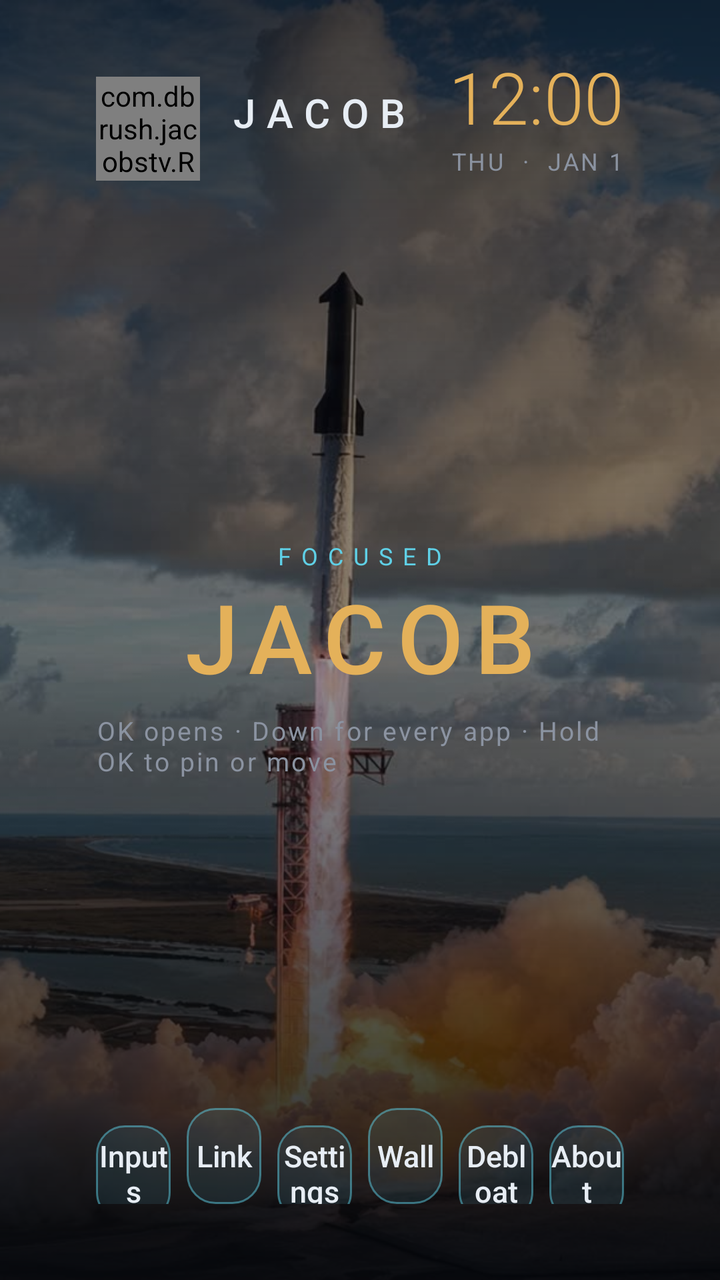
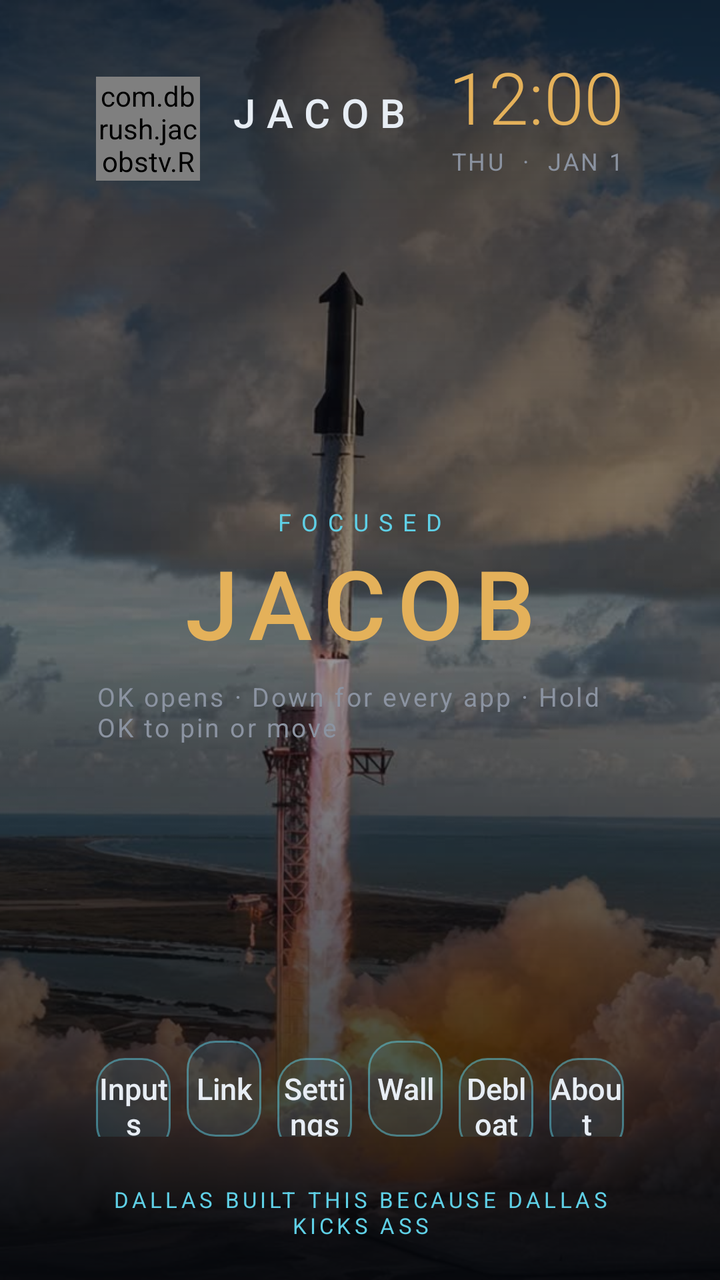

Before-and-after screenshots of an Android layout around one commit, followed by the original layout XML and the change that was made.
<!-- AndroidManifest.xml: application theme Theme.JacobsTv -->
<!-- res/layout/activity_main.xml -->
<?xml version="1.0" encoding="utf-8"?>
<FrameLayout xmlns:android="http://schemas.android.com/apk/res/android"
    android:layout_width="match_parent"
    android:layout_height="match_parent"
    android:background="@color/bg">

    <ImageView
        android:id="@+id/wallpaper"
        android:layout_width="match_parent"
        android:layout_height="match_parent"
        android:contentDescription="@string/wall"
        android:scaleType="centerCrop"
        android:src="@drawable/bg_rocket" />

    <View
        android:layout_width="match_parent"
        android:layout_height="match_parent"
        android:background="@drawable/bg_scrim" />

    <LinearLayout
        android:id="@+id/home"
        android:layout_width="match_parent"
        android:layout_height="match_parent"
        android:orientation="vertical"
        android:paddingStart="48dp"
        android:paddingTop="24dp"
        android:paddingEnd="48dp"
        android:paddingBottom="20dp">

        <LinearLayout
            android:layout_width="match_parent"
            android:layout_height="wrap_content"
            android:gravity="center_vertical"
            android:orientation="horizontal">

            <com.dbrush.jacobstv.ReactorView
                android:layout_width="52dp"
                android:layout_height="52dp" />

            <LinearLayout
                android:layout_width="0dp"
                android:layout_height="wrap_content"
                android:layout_marginStart="14dp"
                android:layout_weight="1"
                android:orientation="vertical">

                <TextView
                    android:layout_width="wrap_content"
                    android:layout_height="wrap_content"
                    android:fontFamily="sans-serif-medium"
                    android:letterSpacing="0.28"
                    android:text="@string/header_name"
                    android:textColor="@color/fg"
                    android:textSize="20sp" />

                <TextView
                    android:id="@+id/stats"
                    android:layout_width="wrap_content"
                    android:layout_height="wrap_content"
                    android:letterSpacing="0.12"
                    android:textColor="@color/cyan"
                    android:textSize="12sp" />
            </LinearLayout>

            <LinearLayout
                android:layout_width="wrap_content"
                android:layout_height="wrap_content"
                android:gravity="end"
                android:orientation="vertical">

                <TextClock
                    android:layout_width="wrap_content"
                    android:layout_height="wrap_content"
                    android:fontFamily="sans-serif-light"
                    android:format12Hour="h:mm"
                    android:format24Hour="H:mm"
                    android:textColor="@color/gold"
                    android:textSize="36sp" />

                <TextClock
                    android:layout_width="wrap_content"
                    android:layout_height="wrap_content"
                    android:format12Hour="EEE  ·  MMM d"
                    android:format24Hour="EEE  ·  MMM d"
                    android:letterSpacing="0.1"
                    android:textAllCaps="true"
                    android:textColor="@color/muted"
                    android:textSize="12sp" />

                <TextView
                    android:id="@+id/weather"
                    android:layout_width="wrap_content"
                    android:layout_height="wrap_content"
                    android:letterSpacing="0.14"
                    android:textColor="@color/cyan"
                    android:textSize="12sp" />
            </LinearLayout>
        </LinearLayout>

        <LinearLayout
            android:layout_width="match_parent"
            android:layout_height="0dp"
            android:layout_weight="1"
            android:gravity="center"
            android:orientation="vertical">

            <TextView
                android:id="@+id/shelfKicker"
                android:layout_width="wrap_content"
                android:layout_height="wrap_content"
                android:letterSpacing="0.42"
                android:text="@string/focused"
                android:textColor="@color/cyan"
                android:textSize="12sp" />

            <TextView
                android:id="@+id/shelfName"
                android:layout_width="match_parent"
                android:layout_height="wrap_content"
                android:fontFamily="sans-serif-medium"
                android:gravity="center"
                android:letterSpacing="0.12"
                android:text="@string/jacob"
                android:textColor="@color/gold"
                android:textSize="48sp" />

            <TextView
                android:layout_width="wrap_content"
                android:layout_height="wrap_content"
                android:layout_marginTop="6dp"
                android:letterSpacing="0.08"
                android:text="@string/shelf_hint"
                android:textColor="@color/muted"
                android:textSize="13sp" />
        </LinearLayout>

        <LinearLayout
            android:layout_width="match_parent"
            android:layout_height="wrap_content"
            android:orientation="horizontal">

            <TextView
                android:id="@+id/chipInputs"
                style="@style/HudChip"
                android:layout_marginEnd="8dp"
                android:text="@string/inputs" />

            <TextView
                android:id="@+id/chipLink"
                style="@style/HudChip"
                android:layout_marginEnd="8dp"
                android:text="@string/link" />

            <TextView
                android:id="@+id/chipSettings"
                style="@style/HudChip"
                android:layout_marginEnd="8dp"
                android:text="@string/settings" />

            <TextView
                android:id="@+id/chipWall"
                style="@style/HudChip"
                android:layout_marginEnd="8dp"
                android:text="@string/wall" />

            <TextView
                android:id="@+id/chipDebloat"
                style="@style/HudChip"
                android:layout_marginEnd="8dp"
                android:text="@string/debloat" />

            <TextView
                android:id="@+id/chipAbout"
                style="@style/HudChip"
                android:text="@string/about" />
        </LinearLayout>

        <HorizontalScrollView
            android:layout_width="match_parent"
            android:layout_height="wrap_content"
            android:layout_marginTop="14dp"
            android:scrollbars="none">

            <LinearLayout
                android:id="@+id/dock"
                android:layout_width="wrap_content"
                android:layout_height="wrap_content"
                android:background="@drawable/bg_dock"
                android:orientation="horizontal"
                android:paddingStart="12dp"
                android:paddingTop="4dp"
                android:paddingEnd="12dp"
                android:paddingBottom="0dp" />
        </HorizontalScrollView>
    </LinearLayout>

    <FrameLayout
        android:id="@+id/library"
        android:layout_width="match_parent"
        android:layout_height="match_parent"
        android:background="#F205070B"
        android:clickable="true"
        android:visibility="gone">

        <LinearLayout
            android:layout_width="match_parent"
            android:layout_height="match_parent"
            android:orientation="vertical"
            android:paddingStart="48dp"
            android:paddingTop="28dp"
            android:paddingEnd="48dp"
            android:paddingBottom="24dp">

            <TextView
                android:layout_width="wrap_content"
                android:layout_height="wrap_content"
                android:letterSpacing="0.32"
                android:text="@string/all_apps"
                android:textColor="@color/cyan"
                android:textSize="12sp" />

            <TextView
                android:layout_width="wrap_content"
                android:layout_height="wrap_content"
                android:layout_marginTop="4dp"
                android:text="@string/library_hint"
                android:textColor="@color/muted"
                android:textSize="14sp" />

            <GridView
                android:id="@+id/libraryGrid"
                android:layout_width="match_parent"
                android:layout_height="0dp"
                android:layout_marginTop="16dp"
                android:layout_weight="1"
                android:columnWidth="148dp"
                android:gravity="center"
                android:horizontalSpacing="14dp"
                android:listSelector="@android:color/transparent"
                android:numColumns="auto_fit"
                android:stretchMode="columnWidth"
                android:verticalSpacing="14dp" />
        </LinearLayout>
    </FrameLayout>

    <FrameLayout
        android:id="@+id/menu"
        android:layout_width="match_parent"
        android:layout_height="match_parent"
        android:background="#CC05070B"
        android:clickable="true"
        android:visibility="gone">

        <LinearLayout
            android:layout_width="460dp"
            android:layout_height="wrap_content"
            android:layout_gravity="center"
            android:background="@drawable/bg_card"
            android:orientation="vertical"
            android:padding="24dp">

            <TextView
                android:layout_width="wrap_content"
                android:layout_height="wrap_content"
                android:letterSpacing="0.36"
                android:text="@string/tile"
                android:textColor="@color/cyan"
                android:textSize="12sp" />

            <TextView
                android:id="@+id/menuTitle"
                android:layout_width="match_parent"
                android:layout_height="wrap_content"
                android:layout_marginTop="8dp"
                android:textColor="@color/gold"
                android:textSize="26sp" />

            <TextView
                android:id="@+id/menuMoveLeft"
                style="@style/HudChip"
                android:layout_width="match_parent"
                android:layout_height="48dp"
                android:layout_marginTop="16dp"
                android:layout_weight="0"
                android:text="@string/move_left" />

            <TextView
                android:id="@+id/menuMoveRight"
                style="@style/HudChip"
                android:layout_width="match_parent"
                android:layout_height="48dp"
                android:layout_marginTop="8dp"
                android:layout_weight="0"
                android:text="@string/move_right" />

            <TextView
                android:id="@+id/menuRemove"
                style="@style/HudChip"
                android:layout_width="match_parent"
                android:layout_height="48dp"
                android:layout_marginTop="8dp"
                android:layout_weight="0"
                android:text="@string/remove_dock" />

            <TextView
                android:id="@+id/menuPin"
                style="@style/HudChip"
                android:layout_width="match_parent"
                android:layout_height="48dp"
                android:layout_marginTop="8dp"
                android:layout_weight="0"
                android:text="@string/pin_dock" />

            <TextView
                android:id="@+id/menuInfo"
                style="@style/HudChip"
                android:layout_width="match_parent"
                android:layout_height="48dp"
                android:layout_marginTop="8dp"
                android:layout_weight="0"
                android:text="@string/app_info" />

            <TextView
                android:id="@+id/menuClose"
                style="@style/HudChip"
                android:layout_width="match_parent"
                android:layout_height="48dp"
                android:layout_marginTop="8dp"
                android:layout_weight="0"
                android:text="@string/close" />
        </LinearLayout>
    </FrameLayout>

    <FrameLayout
        android:id="@+id/debloat"
        android:layout_width="match_parent"
        android:layout_height="match_parent"
        android:background="#CC05070B"
        android:clickable="true"
        android:visibility="gone">

        <LinearLayout
            android:layout_width="match_parent"
            android:layout_height="wrap_content"
            android:layout_gravity="center"
            android:layout_margin="48dp"
            android:background="@drawable/bg_card"
            android:orientation="vertical"
            android:padding="28dp">

            <TextView
                android:layout_width="wrap_content"
                android:layout_height="wrap_content"
                android:letterSpacing="0.36"
                android:text="@string/debloat"
                android:textColor="@color/cyan"
                android:textSize="12sp" />

            <TextView
                android:id="@+id/debloatBody"
                android:layout_width="match_parent"
                android:layout_height="wrap_content"
                android:layout_marginTop="12dp"
                android:lineSpacingExtra="4dp"
                android:text="@string/debloat_body"
                android:textColor="@color/fg"
                android:textSize="18sp" />

            <TextView
                android:id="@+id/debloatRun"
                style="@style/HudChip"
                android:layout_width="match_parent"
                android:layout_height="52dp"
                android:layout_marginTop="18dp"
                android:layout_weight="0"
                android:text="@string/debloat_run" />

            <TextView
                android:id="@+id/debloatClose"
                style="@style/HudChip"
                android:layout_width="match_parent"
                android:layout_height="52dp"
                android:layout_marginTop="8dp"
                android:layout_weight="0"
                android:text="@string/close" />
        </LinearLayout>
    </FrameLayout>

    <FrameLayout
        android:id="@+id/dream"
        android:layout_width="match_parent"
        android:layout_height="match_parent"
        android:background="@color/bg"
        android:clickable="true"
        android:focusable="true"
        android:visibility="gone">

        <LinearLayout
            android:id="@+id/dreamClock"
            android:layout_width="wrap_content"
            android:layout_height="wrap_content"
            android:layout_gravity="center"
            android:gravity="center"
            android:orientation="vertical">

            <com.dbrush.jacobstv.ReactorView
                android:layout_width="72dp"
                android:layout_height="72dp" />

            <TextClock
                android:layout_width="wrap_content"
                android:layout_height="wrap_content"
                android:layout_marginTop="12dp"
                android:fontFamily="sans-serif-light"
                android:format12Hour="h:mm"
                android:format24Hour="H:mm"
                android:textColor="@color/gold"
                android:textSize="84sp" />
        </LinearLayout>
    </FrameLayout>

    <FrameLayout
        android:id="@+id/welcome"
        android:layout_width="match_parent"
        android:layout_height="match_parent"
        android:background="@color/bg"
        android:clickable="true"
        android:focusable="true"
        android:visibility="gone">

        <com.dbrush.jacobstv.ReactorView
            android:layout_width="220dp"
            android:layout_height="220dp"
            android:layout_gravity="center"
            android:layout_marginBottom="120dp" />

        <LinearLayout
            android:layout_width="match_parent"
            android:layout_height="wrap_content"
            android:layout_gravity="center"
            android:layout_marginTop="80dp"
            android:gravity="center"
            android:orientation="vertical">

            <TextView
                android:id="@+id/wordWelcome"
                android:layout_width="wrap_content"
                android:layout_height="wrap_content"
                android:fontFamily="sans-serif-medium"
                android:letterSpacing="0.5"
                android:text="@string/welcome"
                android:textColor="@color/cyan"
                android:textSize="16sp" />

            <TextView
                android:id="@+id/wordJacob"
                android:layout_width="wrap_content"
                android:layout_height="wrap_content"
                android:fontFamily="sans-serif-medium"
                android:letterSpacing="0.22"
                android:text="@string/jacob"
                android:textColor="@color/gold"
                android:textSize="64sp" />

            <TextView
                android:id="@+id/wordStatus"
                android:layout_width="wrap_content"
                android:layout_height="wrap_content"
                android:layout_marginTop="8dp"
                android:letterSpacing="0.28"
                android:text="@string/nominal"
                android:textColor="@color/fg"
                android:textSize="14sp" />
        </LinearLayout>
    </FrameLayout>

    <FrameLayout
        android:id="@+id/about"
        android:layout_width="match_parent"
        android:layout_height="match_parent"
        android:background="#CC05070B"
        android:clickable="true"
        android:visibility="gone">

        <LinearLayout
            android:id="@+id/aboutCard"
            android:layout_width="560dp"
            android:layout_height="wrap_content"
            android:layout_gravity="center"
            android:background="@drawable/bg_card"
            android:orientation="vertical"
            android:padding="28dp">

            <TextView
                android:layout_width="wrap_content"
                android:layout_height="wrap_content"
                android:letterSpacing="0.4"
                android:text="@string/about_kicker"
                android:textColor="@color/cyan"
                android:textSize="12sp" />

            <TextView
                android:layout_width="match_parent"
                android:layout_height="wrap_content"
                android:layout_marginTop="12dp"
                android:fontFamily="sans-serif-medium"
                android:text="@string/about_line"
                android:textColor="@color/gold"
                android:textSize="28sp" />

            <TextView
                android:layout_width="match_parent"
                android:layout_height="wrap_content"
                android:layout_marginTop="14dp"
                android:lineSpacingExtra="4dp"
                android:text="@string/about_body"
                android:textColor="@color/fg"
                android:textSize="18sp" />

            <LinearLayout
                android:layout_width="match_parent"
                android:layout_height="wrap_content"
                android:layout_marginTop="22dp"
                android:orientation="horizontal">

                <TextView
                    android:id="@+id/replayWelcome"
                    android:layout_width="0dp"
                    android:layout_height="52dp"
                    android:layout_marginEnd="10dp"
                    android:layout_weight="1"
                    android:background="@drawable/bg_button"
                    android:clickable="true"
                    android:focusable="true"
                    android:gravity="center"
                    android:text="@string/replay"
                    android:textColor="@color/button_text"
                    android:textSize="16sp" />

                <TextView
                    android:id="@+id/closeAbout"
                    android:layout_width="0dp"
                    android:layout_height="52dp"
                    android:layout_weight="1"
                    android:background="@drawable/bg_button"
                    android:clickable="true"
                    android:focusable="true"
                    android:gravity="center"
                    android:text="@string/close"
                    android:textColor="@color/button_text"
                    android:textSize="16sp" />
            </LinearLayout>
        </LinearLayout>
    </FrameLayout>
</FrameLayout>
<!-- resources referenced by this layout -->
<resources>
  <color name="bg">#05070B</color>
  <color name="cyan">#5FD0E6</color>
  <color name="fg">#E7EDF4</color>
  <color name="gold">#E4B15A</color>
  <color name="muted">#8B93A1</color>
  <!-- drawable bg_card (drawable) -->
  <?xml version="1.0" encoding="utf-8"?>
  <shape xmlns:android="http://schemas.android.com/apk/res/android">
      <solid android:color="#D6071820" />
      <stroke android:width="1dp" android:color="#805FD0E6" />
      <corners android:radius="16dp" />
  </shape>
  <!-- drawable bg_dock (drawable) -->
  <?xml version="1.0" encoding="utf-8"?>
  <layer-list xmlns:android="http://schemas.android.com/apk/res/android">
      <item android:top="78dp">
          <shape>
              <gradient
                  android:angle="270"
                  android:startColor="#665FD0E6"
                  android:endColor="#005FD0E6" />
          </shape>
      </item>
      <item android:top="76dp" android:bottom="18dp">
          <shape>
              <solid android:color="#CCF4FBFF" />
          </shape>
      </item>
  </layer-list>
  <!-- drawable bg_scrim (drawable) -->
  <?xml version="1.0" encoding="utf-8"?>
  <shape xmlns:android="http://schemas.android.com/apk/res/android">
      <gradient
          android:angle="270"
          android:startColor="#C005070B"
          android:centerColor="#6605070B"
          android:endColor="#E605070B" />
  </shape>
  <string name="about">About</string>
  <string name="about_body">A Stark-styled home for this Vizio. Dock on the bottom, the focused app in big type, inputs up front, and a clock that drifts so it does not burn in. No recommendation rows. No ads.</string>
  <string name="about_kicker">ABOUT</string>
  <string name="about_line">Dallas built this because Dallas kicks ass</string>
  <string name="all_apps">ALL APPS</string>
  <string name="app_info">App info</string>
  <string name="close">Close</string>
  <string name="debloat">Debloat</string>
  <string name="debloat_body">Recommendation rows are already hidden on this home. Disable stops them from running. Nothing is uninstalled. If the TV refuses, run tools/debloat.sh from a computer. tools/restore.sh puts them back.</string>
  <string name="debloat_run">Disable bloat on this TV</string>
  <string name="focused">FOCUSED</string>
  <string name="header_name">JACOB</string>
  <string name="inputs">Inputs</string>
  <string name="jacob">JACOB</string>
  <string name="library_hint">Stock recommendation rows stay off this grid. Hold OK to pin a tile to the dock.</string>
  <string name="link">Link</string>
  <string name="move_left">Move left</string>
  <string name="move_right">Move right</string>
  <string name="nominal">ALL SYSTEMS NOMINAL</string>
  <string name="pin_dock">Pin to dock</string>
  <string name="remove_dock">Remove from dock</string>
  <string name="replay">Replay welcome</string>
  <string name="settings">Settings</string>
  <string name="shelf_hint">OK opens   ·   Down for every app   ·   Hold OK to pin or move</string>
  <string name="tile">TILE</string>
  <string name="wall">Wall</string>
  <string name="welcome">WELCOME</string>
  <style name="HudChip">
          <item name="android:layout_width">0dp</item>
          <item name="android:layout_height">48dp</item>
          <item name="android:layout_weight">1</item>
          <item name="android:background">@drawable/bg_button</item>
          <item name="android:clickable">true</item>
          <item name="android:focusable">true</item>
          <item name="android:fontFamily">sans-serif-medium</item>
          <item name="android:gravity">center</item>
          <item name="android:textColor">@color/button_text</item>
          <item name="android:textSize">15sp</item>
      </style>
  <style name="Theme.JacobsTv" parent="@android:style/Theme.NoTitleBar.Fullscreen">
          <item name="android:windowBackground">@color/bg</item>
          <item name="android:colorBackground">@color/bg</item>
          <item name="android:windowFullscreen">true</item>
          <item name="android:fontFamily">sans-serif</item>
      </style>
  <!-- unchanged entries left out for length: 2 -->
</resources>

<!-- the commit's change to res/layout/activity_main.xml (unified diff, before → after) -->
@@ -192,6 +192,17 @@
                 android:paddingEnd="12dp"
                 android:paddingBottom="0dp" />
         </HorizontalScrollView>
+
+        <TextView
+            android:layout_width="match_parent"
+            android:layout_height="wrap_content"
+            android:layout_marginTop="6dp"
+            android:gravity="center"
+            android:letterSpacing="0.16"
+            android:text="@string/about_line"
+            android:textAllCaps="true"
+            android:textColor="@color/cyan"
+            android:textSize="11sp" />
     </LinearLayout>
 
     <FrameLayout
